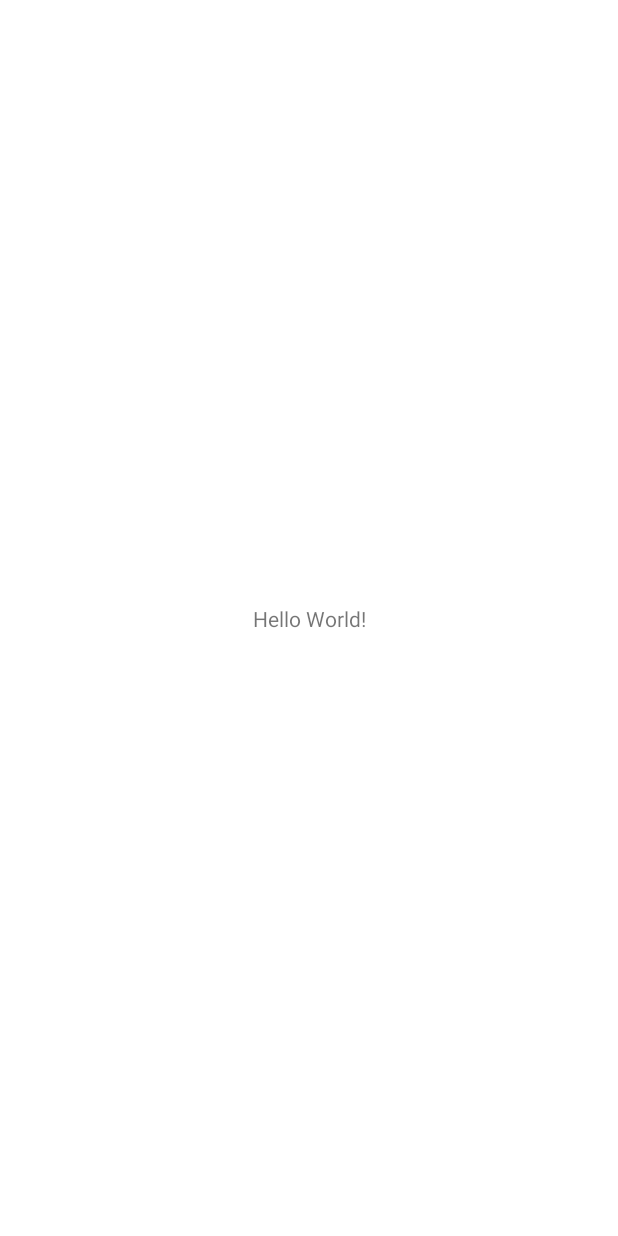
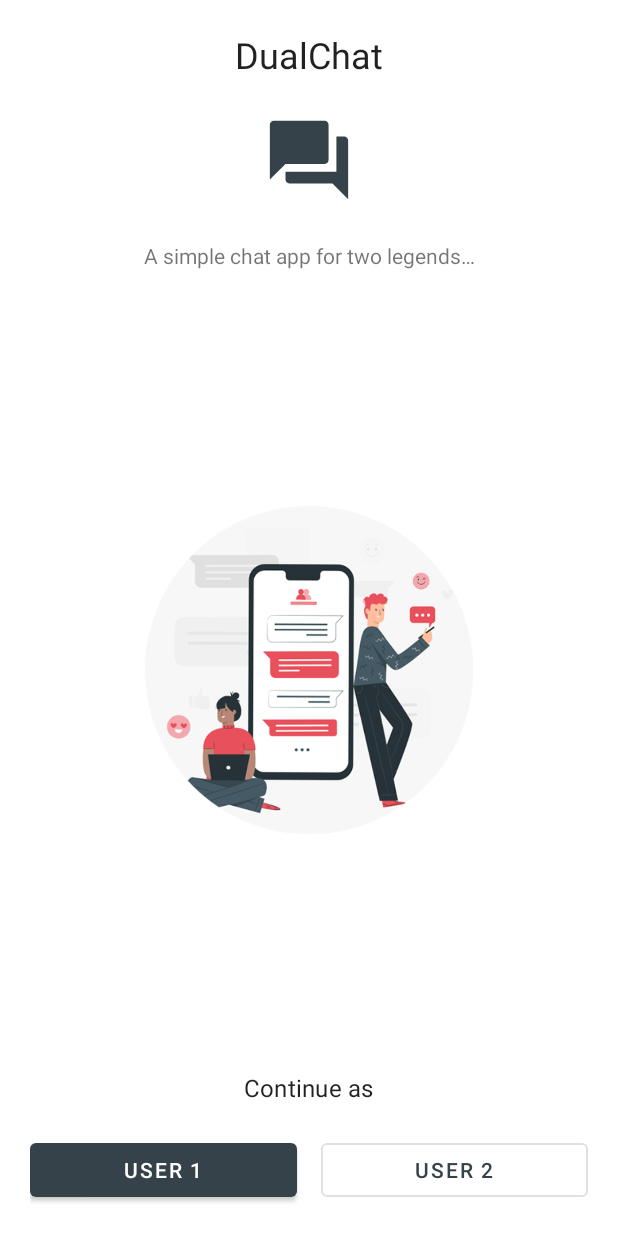
Before and after one commit to ChibuFirst/DualChat, an Android app: the screen it shows after launch (MainActivity), on a phone screen of 412 x 824 dp. Before the commit the screen is almost empty. Run offline under Robolectric (Android 15) with nearby library versions, the phone set to English and light mode, and no system bars.

Commit message:
added design for landing page

```diff
--- a/app/src/main/AndroidManifest.xml
+++ b/app/src/main/AndroidManifest.xml
@@ -11,6 +11,7 @@
         android:theme="@style/Theme.DualChat">
         <activity
             android:name=".MainActivity"
+            android:screenOrientation="portrait"
             android:theme="@style/Theme.SplashScreen">
             <intent-filter>
                 <action android:name="android.intent.action.MAIN" />
--- a/app/src/main/res/layout/activity_main.xml
+++ b/app/src/main/res/layout/activity_main.xml
@@ -4,15 +4,84 @@
     xmlns:tools="http://schemas.android.com/tools"
     android:layout_width="match_parent"
     android:layout_height="match_parent"
+    android:gravity="center"
+    android:orientation="vertical"
+    android:padding="20dp"
     tools:context=".MainActivity">
 
     <TextView
+        android:id="@+id/text_app"
         android:layout_width="wrap_content"
         android:layout_height="wrap_content"
-        android:text="Hello World!"
-        app:layout_constraintBottom_toBottomOf="parent"
-        app:layout_constraintLeft_toLeftOf="parent"
-        app:layout_constraintRight_toRightOf="parent"
+        android:text="@string/app_name"
+        android:textAlignment="center"
+        android:textAppearance="@style/TextAppearance.MaterialComponents.Headline5"
+        app:drawableBottomCompat="@drawable/ic_launcher_foreground"
+        app:drawableTint="@color/dark"
+        app:layout_constraintEnd_toEndOf="parent"
+        app:layout_constraintStart_toStartOf="parent"
         app:layout_constraintTop_toTopOf="parent" />
 
+    <TextView
+        android:id="@+id/text_slogan"
+        android:layout_width="wrap_content"
+        android:layout_height="wrap_content"
+        android:text="@string/app_logo"
+        app:layout_constraintEnd_toEndOf="parent"
+        app:layout_constraintStart_toStartOf="parent"
+        app:layout_constraintTop_toBottomOf="@id/text_app" />
+
+    <ImageView
+        android:layout_width="230dp"
+        android:layout_height="230dp"
+        android:importantForAccessibility="no"
+        android:src="@drawable/chat_illustration"
+        app:layout_constraintBottom_toTopOf="@id/text_continue"
+        app:layout_constraintEnd_toEndOf="parent"
+        app:layout_constraintStart_toStartOf="parent"
+        app:layout_constraintTop_toBottomOf="@id/text_slogan" />
+
+    <TextView
+        android:id="@+id/text_continue"
+        android:layout_width="wrap_content"
+        android:layout_height="wrap_content"
+        android:layout_marginBottom="20dp"
+        android:text="@string/continue_as"
+        android:textAppearance="@style/TextAppearance.MaterialComponents.Subtitle1"
+        app:layout_constraintBottom_toTopOf="@id/constraint_button"
+        app:layout_constraintEnd_toEndOf="parent"
+        app:layout_constraintStart_toStartOf="parent" />
+
+    <androidx.constraintlayout.widget.ConstraintLayout
+        android:id="@+id/constraint_button"
+        android:layout_width="match_parent"
+        android:layout_height="wrap_content"
+        android:layout_marginTop="30dp"
+        app:layout_constraintBottom_toBottomOf="parent"
+        app:layout_constraintEnd_toEndOf="parent"
+        app:layout_constraintStart_toStartOf="parent">
+
+        <Button
+            android:id="@+id/button_user1"
+            android:layout_width="0dp"
+            android:layout_height="wrap_content"
+            android:layout_marginEnd="8dp"
+            android:text="@string/user_1"
+            app:layout_constraintEnd_toStartOf="@id/button_user2"
+            app:layout_constraintStart_toStartOf="parent"
+            app:layout_constraintTop_toTopOf="parent" />
+
+        <Button
+            android:id="@+id/button_user2"
+            style="@style/Widget.MaterialComponents.Button.OutlinedButton"
+            android:layout_width="0dp"
+            android:layout_height="wrap_content"
+            android:layout_marginStart="8dp"
+            android:text="@string/user_2"
+            app:layout_constraintEnd_toEndOf="parent"
+            app:layout_constraintStart_toEndOf="@id/button_user1"
+            app:layout_constraintTop_toTopOf="@id/button_user1" />
+
+    </androidx.constraintlayout.widget.ConstraintLayout>
+
 </androidx.constraintlayout.widget.ConstraintLayout>
--- a/app/src/main/res/values/strings.xml
+++ b/app/src/main/res/values/strings.xml
@@ -1,3 +1,7 @@
 <resources>
     <string name="app_name">DualChat</string>
+    <string name="app_logo">A simple chat app for two legends…</string>
+    <string name="continue_as">Continue as</string>
+    <string name="user_1">User 1</string>
+    <string name="user_2">User 2</string>
 </resources>
```
Also changed, not shown: app/src/main/res/drawable/chat_illustration.png (added).
